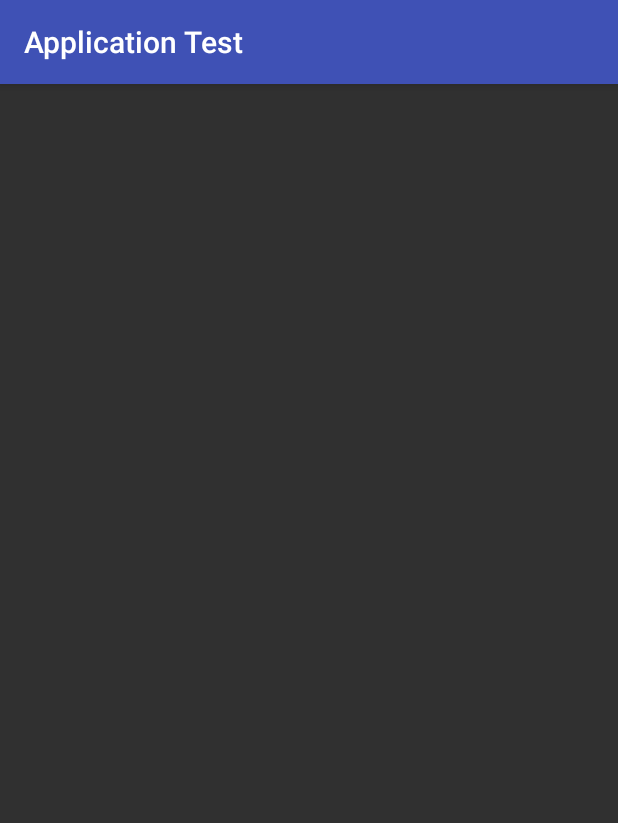
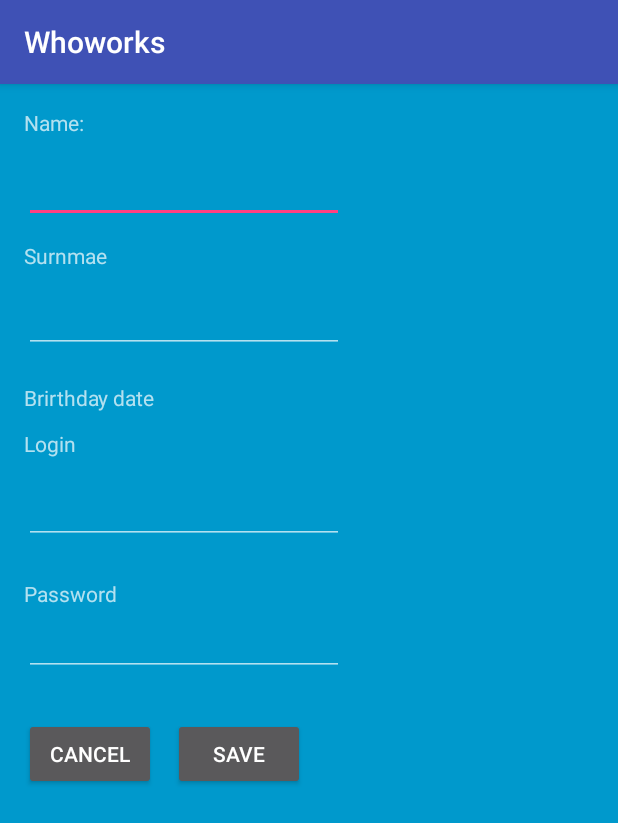
Before and after one commit to jacquesns/cajproject, an Android app: the RequestServices screen opened directly, with no data from a screen before it, on a phone screen of 412 x 824 dp. Shown: the top 823 px of the screen. Run offline under Robolectric (Android 15) with nearby library versions, the phone set to English and light mode, and no system bars.

Commit message:
New project

```diff
--- a/android/src/main/AndroidManifest.xml
+++ b/android/src/main/AndroidManifest.xml
@@ -8,16 +8,17 @@
         android:label="@string/app_name"
         android:supportsRtl="true"
         android:theme="@style/AppTheme">
-        <activity android:name="com.example.knowledge.programming.activities.MainActivity">
+        <activity android:name=".MainActivity">
             <intent-filter>
                 <action android:name="android.intent.action.MAIN" />
 
                 <category android:name="android.intent.category.LAUNCHER" />
             </intent-filter>
         </activity>
-        <activity android:name="com.example.knowledge.programming.activities.DisplayMessageActivity"/>
-        <activity android:name="com.example.knowledge.programming.activities.ServicesActivity"/>
-        <activity android:name="com.example.knowledge.programming.activities.RequestServices"/>
-        <activity android:name="com.example.knowledge.programming.activities.OfferServices"/>
+        <activity android:name=".DisplayMessageActivity" />
+        <activity android:name=".ServicesActivity" />
+        <activity android:name=".RequestServices" />
+        <activity android:name=".OfferServices"></activity>
     </application>
+
 </manifest>
--- a/android/src/main/java/com/example/knowledge/programming/activities/OfferServices.java
+++ b/android/src/main/java/com/example/knowledge/programming/activities/OfferServices.java
@@ -2,17 +2,12 @@ package com.example.knowledge.programming.activities;
 
 import android.os.Bundle;
 import android.support.v7.app.AppCompatActivity;
-
-/**
- * Created by jacquesdossantos on 2017-02-24.
- */
 
 public class OfferServices extends AppCompatActivity {
 
     @Override
     protected void onCreate(Bundle savedInstanceState) {
         super.onCreate(savedInstanceState);
-        setContentView(R.layout.offer_services);
+        setContentView(R.layout.activity_offer_services);
     }
-
 }
--- a/android/src/main/java/com/example/knowledge/programming/activities/RequestServices.java
+++ b/android/src/main/java/com/example/knowledge/programming/activities/RequestServices.java
@@ -12,7 +12,7 @@ public class RequestServices extends AppCompatActivity {
     @Override
     protected void onCreate(Bundle savedInstanceState) {
         super.onCreate(savedInstanceState);
-        setContentView(R.layout.request_services);
+        setContentView(R.layout.activity_request_services);
     }
 
 }
--- /dev/null
+++ b/android/src/main/res/layout/activity_offer_services.xml
@@ -0,0 +1,13 @@
+<?xml version="1.0" encoding="utf-8"?>
+<RelativeLayout xmlns:android="http://schemas.android.com/apk/res/android"
+    xmlns:tools="http://schemas.android.com/tools"
+    android:id="@+id/activity_offer_services"
+    android:layout_width="match_parent"
+    android:layout_height="match_parent"
+    android:paddingBottom="@dimen/activity_vertical_margin"
+    android:paddingLeft="@dimen/activity_horizontal_margin"
+    android:paddingRight="@dimen/activity_horizontal_margin"
+    android:paddingTop="@dimen/activity_vertical_margin"
+    tools:context=".OfferServices">
+
+</RelativeLayout>
--- /dev/null
+++ b/android/src/main/res/layout/activity_request_services.xml
@@ -0,0 +1,126 @@
+<?xml version="1.0" encoding="utf-8"?>
+<RelativeLayout xmlns:android="http://schemas.android.com/apk/res/android"
+    xmlns:tools="http://schemas.android.com/tools"
+    android:id="@+id/activity_request_services"
+    android:layout_width="match_parent"
+    android:layout_height="match_parent"
+    android:paddingBottom="@dimen/activity_vertical_margin"
+    android:paddingLeft="@dimen/activity_horizontal_margin"
+    android:paddingRight="@dimen/activity_horizontal_margin"
+    android:paddingTop="@dimen/activity_vertical_margin"
+    tools:context=".RequestServices"
+    android:background="@android:color/holo_blue_dark">
+
+    <TextView
+        android:text="Name:"
+        android:layout_width="wrap_content"
+        android:layout_height="wrap_content"
+        android:id="@+id/textView2"
+        android:layout_alignParentTop="true"
+        android:layout_alignParentLeft="true"
+        android:layout_alignParentStart="true" />
+
+    <EditText
+        android:layout_width="wrap_content"
+        android:layout_height="wrap_content"
+        android:inputType="textPersonName"
+        android:ems="10"
+        android:layout_below="@+id/textView2"
+        android:layout_alignParentLeft="true"
+        android:layout_alignParentStart="true"
+        android:layout_marginTop="12dp"
+        android:id="@+id/editText" />
+
+    <TextView
+        android:text="Surnmae"
+        android:layout_width="wrap_content"
+        android:layout_height="wrap_content"
+        android:layout_below="@+id/editText"
+        android:layout_alignParentLeft="true"
+        android:layout_alignParentStart="true"
+        android:layout_marginTop="12dp"
+        android:id="@+id/textView3" />
+
+    <EditText
+        android:layout_width="wrap_content"
+        android:layout_height="wrap_content"
+        android:inputType="textPersonName"
+        android:ems="10"
+        android:layout_below="@+id/textView3"
+        android:layout_alignParentLeft="true"
+        android:layout_alignParentStart="true"
+        android:layout_marginTop="10dp"
+        android:id="@+id/editText2" />
+
+    <TextView
+        android:text="Brirthday date"
+        android:layout_width="wrap_content"
+        android:layout_height="wrap_content"
+        android:id="@+id/textView4"
+        android:layout_marginTop="20dp"
+        android:layout_below="@+id/editText2"
+        android:layout_alignParentLeft="true"
+        android:layout_alignParentStart="true" />
+
+    <TextView
+        android:text="Login"
+        android:layout_width="wrap_content"
+        android:layout_height="wrap_content"
+        android:layout_below="@+id/textView4"
+        android:layout_alignParentLeft="true"
+        android:layout_alignParentStart="true"
+        android:layout_marginTop="11dp"
+        android:id="@+id/textView5" />
+
+    <EditText
+        android:layout_width="wrap_content"
+        android:layout_height="wrap_content"
+        android:inputType="textPersonName"
+        android:ems="10"
+        android:layout_below="@+id/textView5"
+        android:layout_alignParentLeft="true"
+        android:layout_alignParentStart="true"
+        android:layout_marginTop="12dp"
+        android:id="@+id/editText3" />
+
+    <TextView
+        android:text="Password"
+        android:layout_width="wrap_content"
+        android:layout_height="wrap_content"
+        android:layout_marginTop="23dp"
+        android:id="@+id/textView6"
+        android:layout_below="@+id/editText3" />
+
+    <EditText
+        android:layout_width="wrap_content"
+        android:layout_height="wrap_content"
+        android:inputType="textPassword"
+        android:ems="10"
+        android:layout_below="@+id/textView6"
+        android:layout_alignParentLeft="true"
+        android:layout_alignParentStart="true"
+        android:id="@+id/editText4" />
+
+    <Button
+        android:text="Save"
+        android:layout_width="wrap_content"
+        android:layout_height="wrap_content"
+        android:layout_marginTop="28dp"
+        android:id="@+id/button"
+        android:layout_below="@+id/editText4"
+        android:layout_toRightOf="@+id/textView4"
+        android:layout_toEndOf="@+id/textView4"
+        android:layout_marginLeft="12dp"
+        android:layout_marginStart="12dp" />
+
+    <Button
+        android:text="Cancel"
+        android:layout_width="wrap_content"
+        android:layout_height="wrap_content"
+        android:layout_alignBottom="@+id/button"
+        android:layout_alignParentLeft="true"
+        android:layout_alignParentStart="true"
+        android:id="@+id/button2" />
+
+
+</RelativeLayout>
--- a/android/src/main/res/layout/offer_services.xml
+++ /dev/null
@@ -1,8 +0,0 @@
-<?xml version="1.0" encoding="utf-8"?>
-<LinearLayout xmlns:android="http://schemas.android.com/apk/res/android"
-    android:id="@+id/offer_services"
-    android:layout_width="match_parent"
-    android:layout_height="match_parent"
-    android:orientation="horizontal">
-
-</LinearLayout>
--- a/android/src/main/res/layout/request_services.xml
+++ /dev/null
@@ -1,11 +0,0 @@
-<?xml version="1.0" encoding="utf-8"?>
-<LinearLayout xmlns:android="http://schemas.android.com/apk/res/android"
-    android:id="@+id/request_services"
-    android:layout_width="match_parent"
-    android:layout_height="match_parent"
-    android:orientation="horizontal">
-
-
-
-
-</LinearLayout>
--- a/android/src/main/res/values/strings.xml
+++ b/android/src/main/res/values/strings.xml
@@ -1,5 +1,5 @@
 <resources>
-    <string name="app_name">Application Test</string>
+    <string name="app_name">Whoworks</string>
     <string name="edit_message">Enter a message</string>
     <string name="button_send">Send</string>
 
```
